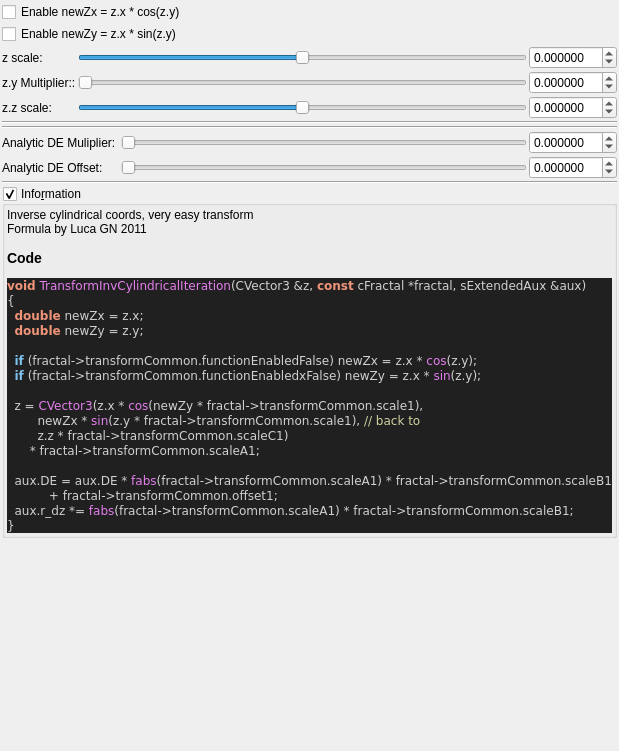
This is mandelbulber2/qt_data/fractal_transf_inv_cylindrical.ui in buddhi1980/mandelbulber2 as Qt 5 draws it before an edit. The edited form follows.
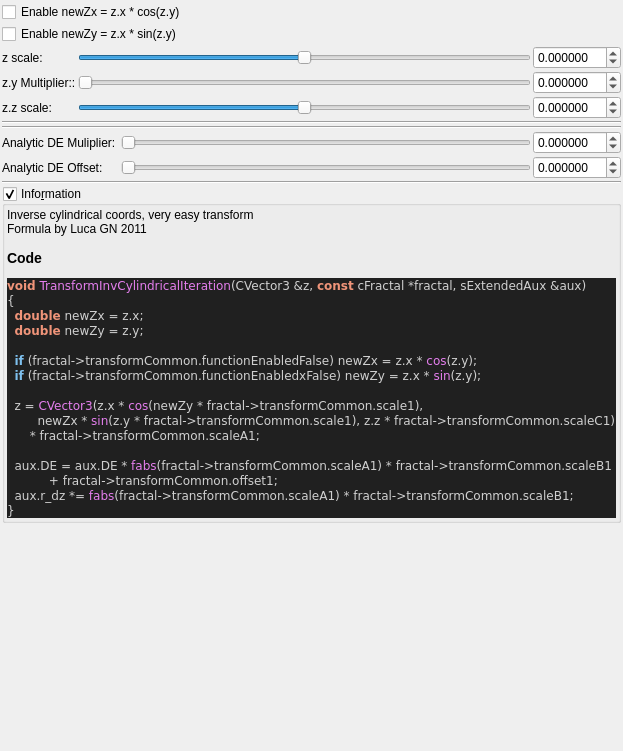
This is the edited form. Custom widgets are drawn as their Qt base class.

```diff
--- a/mandelbulber2/qt_data/fractal_transf_inv_cylindrical.ui
+++ b/mandelbulber2/qt_data/fractal_transf_inv_cylindrical.ui
@@ -442,8 +442,7 @@
   &lt;span style=&quot;color:#7ec0ee; font-weight:bold&quot;&gt;if&lt;/span&gt; &lt;span style=&quot;color:#d0d0d0&quot;&gt;(&lt;/span&gt;fractal&lt;span style=&quot;color:#d0d0d0&quot;&gt;-&amp;gt;&lt;/span&gt;transformCommon&lt;span style=&quot;color:#d0d0d0&quot;&gt;.&lt;/span&gt;functionEnabledxFalse&lt;span style=&quot;color:#d0d0d0&quot;&gt;)&lt;/span&gt; newZy &lt;span style=&quot;color:#d0d0d0&quot;&gt;=&lt;/span&gt; z&lt;span style=&quot;color:#d0d0d0&quot;&gt;.&lt;/span&gt;x &lt;span style=&quot;color:#d0d0d0&quot;&gt;*&lt;/span&gt; &lt;span style=&quot;color:#e47eed&quot;&gt;sin&lt;/span&gt;&lt;span style=&quot;color:#d0d0d0&quot;&gt;(&lt;/span&gt;z&lt;span style=&quot;color:#d0d0d0&quot;&gt;.&lt;/span&gt;y&lt;span style=&quot;color:#d0d0d0&quot;&gt;);&lt;/span&gt;
 
   z &lt;span style=&quot;color:#d0d0d0&quot;&gt;=&lt;/span&gt; &lt;span style=&quot;color:#e47eed&quot;&gt;CVector3&lt;/span&gt;&lt;span style=&quot;color:#d0d0d0&quot;&gt;(&lt;/span&gt;z&lt;span style=&quot;color:#d0d0d0&quot;&gt;.&lt;/span&gt;x &lt;span style=&quot;color:#d0d0d0&quot;&gt;*&lt;/span&gt; &lt;span style=&quot;color:#e47eed&quot;&gt;cos&lt;/span&gt;&lt;span style=&quot;color:#d0d0d0&quot;&gt;(&lt;/span&gt;newZy &lt;span style=&quot;color:#d0d0d0&quot;&gt;*&lt;/span&gt; fractal&lt;span style=&quot;color:#d0d0d0&quot;&gt;-&amp;gt;&lt;/span&gt;transformCommon&lt;span style=&quot;color:#d0d0d0&quot;&gt;.&lt;/span&gt;scale1&lt;span style=&quot;color:#d0d0d0&quot;&gt;),&lt;/span&gt;
-        newZx &lt;span style=&quot;color:#d0d0d0&quot;&gt;*&lt;/span&gt; &lt;span style=&quot;color:#e47eed&quot;&gt;sin&lt;/span&gt;&lt;span style=&quot;color:#d0d0d0&quot;&gt;(&lt;/span&gt;z&lt;span style=&quot;color:#d0d0d0&quot;&gt;.&lt;/span&gt;y &lt;span style=&quot;color:#d0d0d0&quot;&gt;*&lt;/span&gt; fractal&lt;span style=&quot;color:#d0d0d0&quot;&gt;-&amp;gt;&lt;/span&gt;transformCommon&lt;span style=&quot;color:#d0d0d0&quot;&gt;.&lt;/span&gt;scale1&lt;span style=&quot;color:#d0d0d0&quot;&gt;),&lt;/span&gt; &lt;span style=&quot;color:#d0d0a0&quot;&gt;// back to&lt;/span&gt;
-        z&lt;span style=&quot;color:#d0d0d0&quot;&gt;.&lt;/span&gt;z &lt;span style=&quot;color:#d0d0d0&quot;&gt;*&lt;/span&gt; fractal&lt;span style=&quot;color:#d0d0d0&quot;&gt;-&amp;gt;&lt;/span&gt;transformCommon&lt;span style=&quot;color:#d0d0d0&quot;&gt;.&lt;/span&gt;scaleC1&lt;span style=&quot;color:#d0d0d0&quot;&gt;)&lt;/span&gt;
+        newZx &lt;span style=&quot;color:#d0d0d0&quot;&gt;*&lt;/span&gt; &lt;span style=&quot;color:#e47eed&quot;&gt;sin&lt;/span&gt;&lt;span style=&quot;color:#d0d0d0&quot;&gt;(&lt;/span&gt;z&lt;span style=&quot;color:#d0d0d0&quot;&gt;.&lt;/span&gt;y &lt;span style=&quot;color:#d0d0d0&quot;&gt;*&lt;/span&gt; fractal&lt;span style=&quot;color:#d0d0d0&quot;&gt;-&amp;gt;&lt;/span&gt;transformCommon&lt;span style=&quot;color:#d0d0d0&quot;&gt;.&lt;/span&gt;scale1&lt;span style=&quot;color:#d0d0d0&quot;&gt;),&lt;/span&gt; z&lt;span style=&quot;color:#d0d0d0&quot;&gt;.&lt;/span&gt;z &lt;span style=&quot;color:#d0d0d0&quot;&gt;*&lt;/span&gt; fractal&lt;span style=&quot;color:#d0d0d0&quot;&gt;-&amp;gt;&lt;/span&gt;transformCommon&lt;span style=&quot;color:#d0d0d0&quot;&gt;.&lt;/span&gt;scaleC1&lt;span style=&quot;color:#d0d0d0&quot;&gt;)&lt;/span&gt;
       &lt;span style=&quot;color:#d0d0d0&quot;&gt;*&lt;/span&gt; fractal&lt;span style=&quot;color:#d0d0d0&quot;&gt;-&amp;gt;&lt;/span&gt;transformCommon&lt;span style=&quot;color:#d0d0d0&quot;&gt;.&lt;/span&gt;scaleA1&lt;span style=&quot;color:#d0d0d0&quot;&gt;;&lt;/span&gt;
 
   aux&lt;span style=&quot;color:#d0d0d0&quot;&gt;.&lt;/span&gt;DE &lt;span style=&quot;color:#d0d0d0&quot;&gt;=&lt;/span&gt; aux&lt;span style=&quot;color:#d0d0d0&quot;&gt;.&lt;/span&gt;DE &lt;span style=&quot;color:#d0d0d0&quot;&gt;*&lt;/span&gt; &lt;span style=&quot;color:#e47eed&quot;&gt;fabs&lt;/span&gt;&lt;span style=&quot;color:#d0d0d0&quot;&gt;(&lt;/span&gt;fractal&lt;span style=&quot;color:#d0d0d0&quot;&gt;-&amp;gt;&lt;/span&gt;transformCommon&lt;span style=&quot;color:#d0d0d0&quot;&gt;.&lt;/span&gt;scaleA1&lt;span style=&quot;color:#d0d0d0&quot;&gt;) *&lt;/span&gt; fractal&lt;span style=&quot;color:#d0d0d0&quot;&gt;-&amp;gt;&lt;/span&gt;transformCommon&lt;span style=&quot;color:#d0d0d0&quot;&gt;.&lt;/span&gt;scaleB1
```
